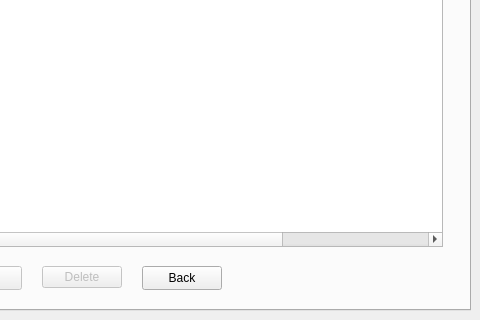
Before: the Qt Designer form Widget/displaylist.ui in Ladanvini/VLN1-Hopur-5, drawn with Qt 5; both pictures show x 190 to 670 and y 250 to 570 of the 670 by 570 pixel window.
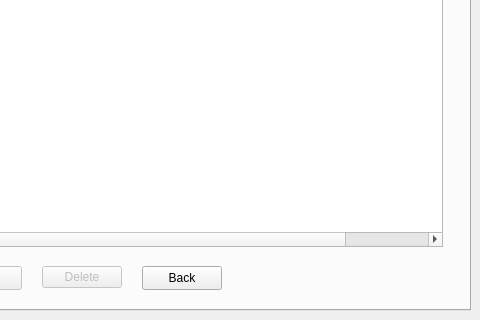
After: the same form once the commit is applied. The open tabs and pages were chosen to show the change.

Commit message: Took out contribution colomn from display person

```diff
--- a/Widget/displaylist.ui
+++ b/Widget/displaylist.ui
@@ -130,11 +130,6 @@
        <string>Turing Year</string>
       </property>
      </column>
-     <column>
-      <property name="text">
-       <string>Contribution</string>
-      </property>
-     </column>
     </widget>
     <widget class="QPushButton" name="pBPDelete">
      <property name="enabled">
```
Left out of the diff: 2 changed lines with no effect on the pictures. The commit also changes 1 other file.
